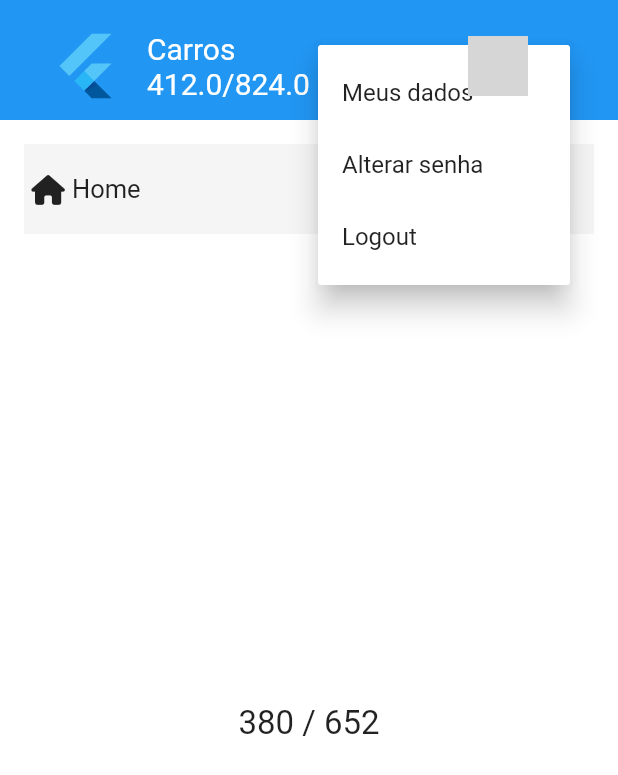
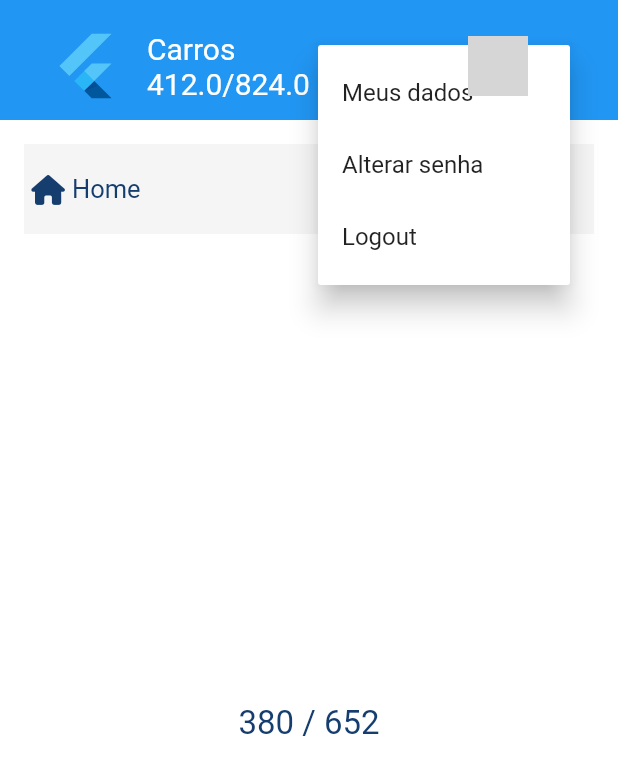
Before and after one commit to anagamplay/carros_flutter_web, a Flutter app: the screen it shows after launch, after a tap on the "arrow drop down" icon, on a phone screen of 412 x 824 dp. Shown: the top 775 px of the screen. Run offline on Flutter 3.47's test engine with Material 2 defaults, Android fonts, the phone set to English and light mode, and no system bars; our stand-ins replace font_awesome_flutter; network calls fail; grey boxes are pictures that could not be loaded.

Commit message:
cor personalizada

```diff
--- /dev/null
+++ b/lib/colors.dart
@@ -0,0 +1,6 @@
+import 'package:flutter/material.dart';
+
+class AppColors {
+
+  static const blue = Color.fromARGB(255, 21, 61, 110);
+}
--- a/lib/main.dart
+++ b/lib/main.dart
@@ -1,4 +1,5 @@
 import 'package:carros_flutter_web/app_model.dart';
+import 'package:carros_flutter_web/colors.dart';
 import 'package:carros_flutter_web/home.dart';
 import 'package:flutter/material.dart';
 import 'package:provider/provider.dart';
@@ -28,12 +29,14 @@ class MyApp extends StatelessWidget {
 
   _theme() {
     return ThemeData(
+      primaryColor: AppColors.blue,
       splashColor: Colors.blue,
       hoverColor: Colors.blue[100],
       scaffoldBackgroundColor: Colors.white,
       textTheme: TextTheme(
         bodyText2: TextStyle(
           fontSize: 22,
+          color: AppColors.blue,
         ),
       ),
       primarySwatch: Colors.blue,
--- a/lib/web/breadcrumb.dart
+++ b/lib/web/breadcrumb.dart
@@ -1,4 +1,5 @@
 import 'package:carros_flutter_web/app_model.dart';
+import 'package:carros_flutter_web/colors.dart';
 import 'package:flutter/material.dart';
 import 'package:font_awesome_flutter/font_awesome_flutter.dart';
 import 'package:provider/provider.dart';
@@ -30,6 +31,7 @@ class _BreadCrumbState extends State<BreadCrumb> {
                     ? FontAwesomeIcons.house
                     : FontAwesomeIcons.chevronRight,
                 size: 20,
+                color: AppColors.blue,
               ),
             ),
             Text(
--- a/lib/web/menu.dart
+++ b/lib/web/menu.dart
@@ -1,4 +1,5 @@
 import 'package:carros_flutter_web/app_model.dart';
+import 'package:carros_flutter_web/colors.dart';
 import 'package:carros_flutter_web/pages/carros/carros_page.dart';
 import 'package:carros_flutter_web/pages/default_page.dart';
 import 'package:carros_flutter_web/pages/usuarios_page.dart';
@@ -62,11 +63,11 @@ class _MenuState extends State<Menu> {
           });
         },
         child: ListTile(
-          leading: Icon(item.icon),
+          leading: Icon(item.icon, color: AppColors.blue,),
           title: Text(
             item.title!,
             style:
-                TextStyle(fontWeight: item.selected ? FontWeight.bold : FontWeight.normal),
+                TextStyle(fontWeight: item.selected ? FontWeight.bold : FontWeight.normal, color: AppColors.blue),
           ),
         ),
       ),
```
